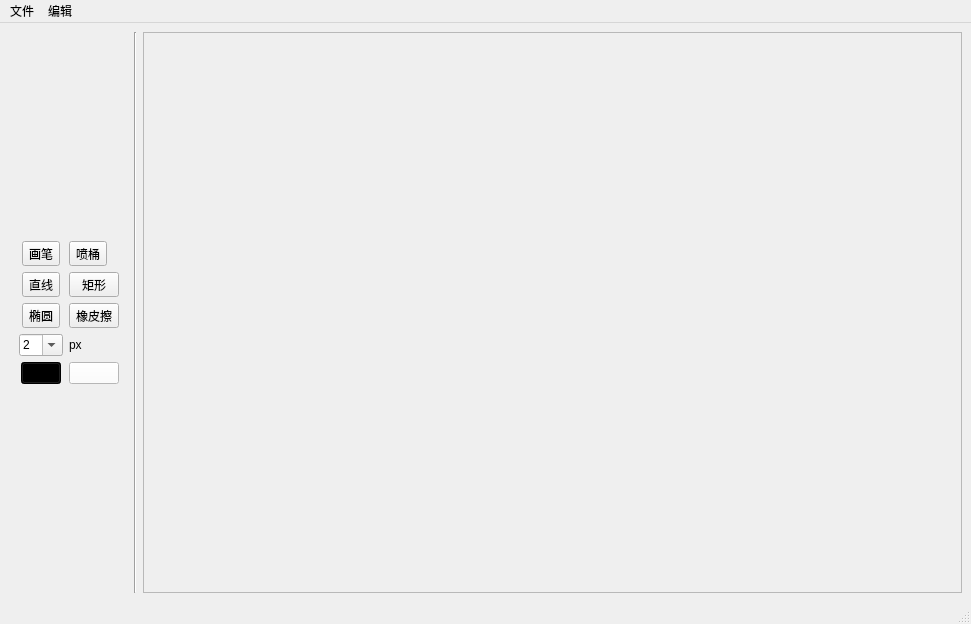
First picture: the form in src/view/MainWindow.ui, repository BENULL/Paint, before the edit.
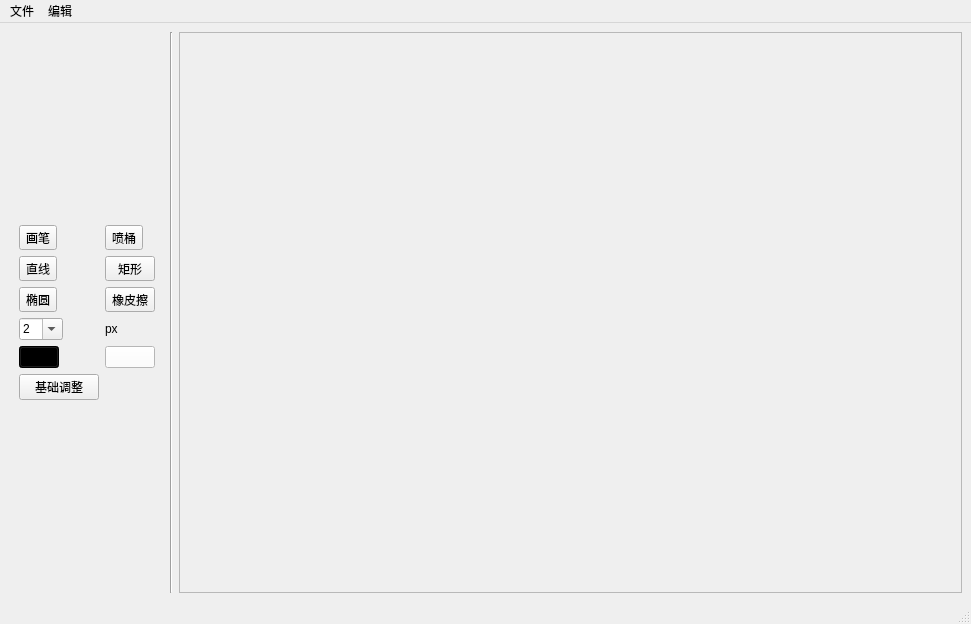
Second picture: the form after the edit. Icons and pictures are not drawn.

Commit message: add base adjustment

```diff
--- a/src/view/MainWindow.ui
+++ b/src/view/MainWindow.ui
@@ -32,7 +32,7 @@
         <enum>QLayout::SetFixedSize</enum>
        </property>
        <property name="labelAlignment">
-        <set>Qt::AlignCenter</set>
+        <set>Qt::AlignLeading|Qt::AlignLeft|Qt::AlignTop</set>
        </property>
        <property name="formAlignment">
         <set>Qt::AlignLeading|Qt::AlignLeft|Qt::AlignTop</set>
@@ -256,6 +256,13 @@
          </property>
         </widget>
        </item>
+       <item row="10" column="0">
+        <widget class="QPushButton" name="baseAdjustBtn">
+         <property name="text">
+          <string>基础调整</string>
+         </property>
+        </widget>
+       </item>
       </layout>
      </widget>
     </item>
```
The commit also changes 5 other files.
